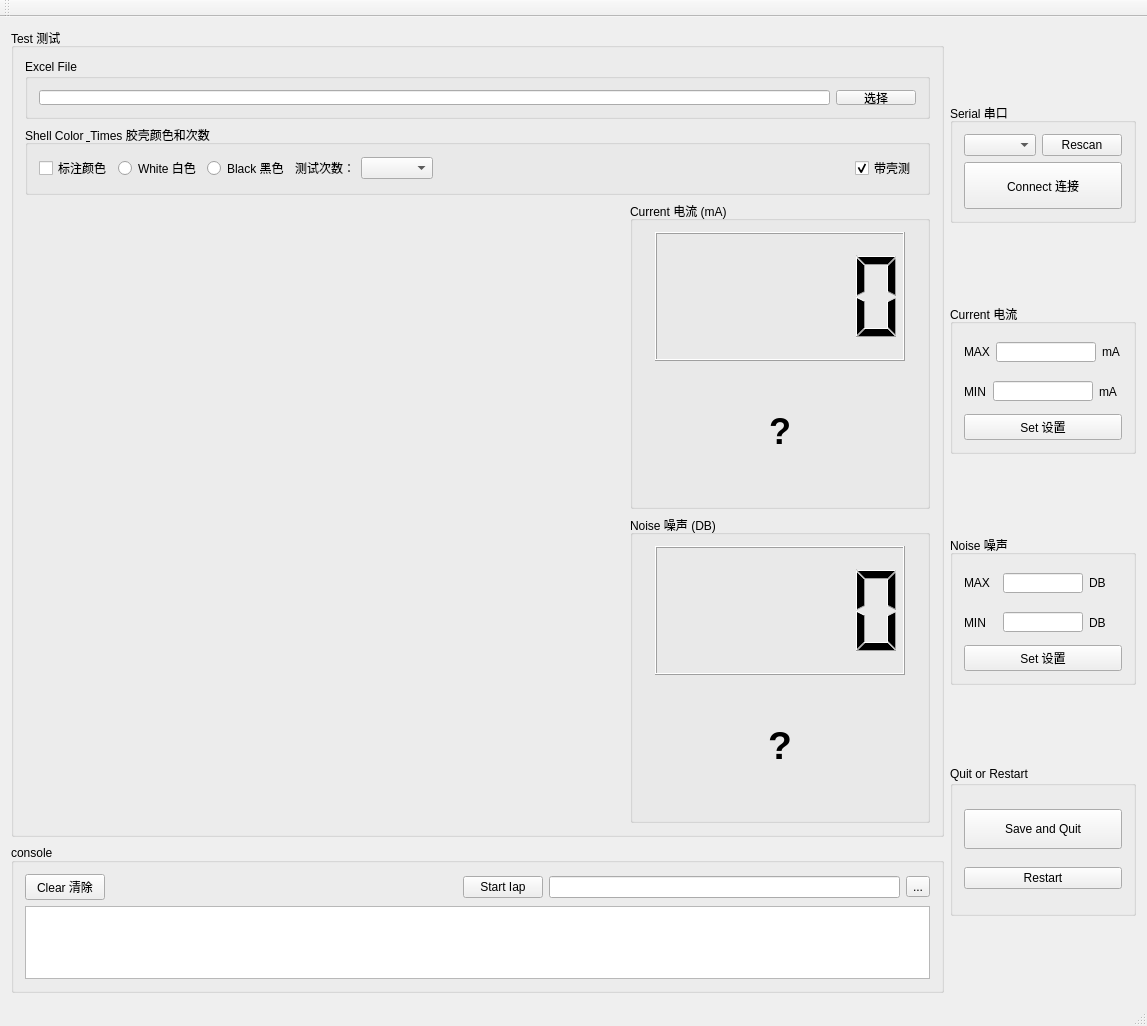
This is mainwindow.ui in RuanJG/desktopApp as Qt 5 draws it before an edit. The edited form follows.
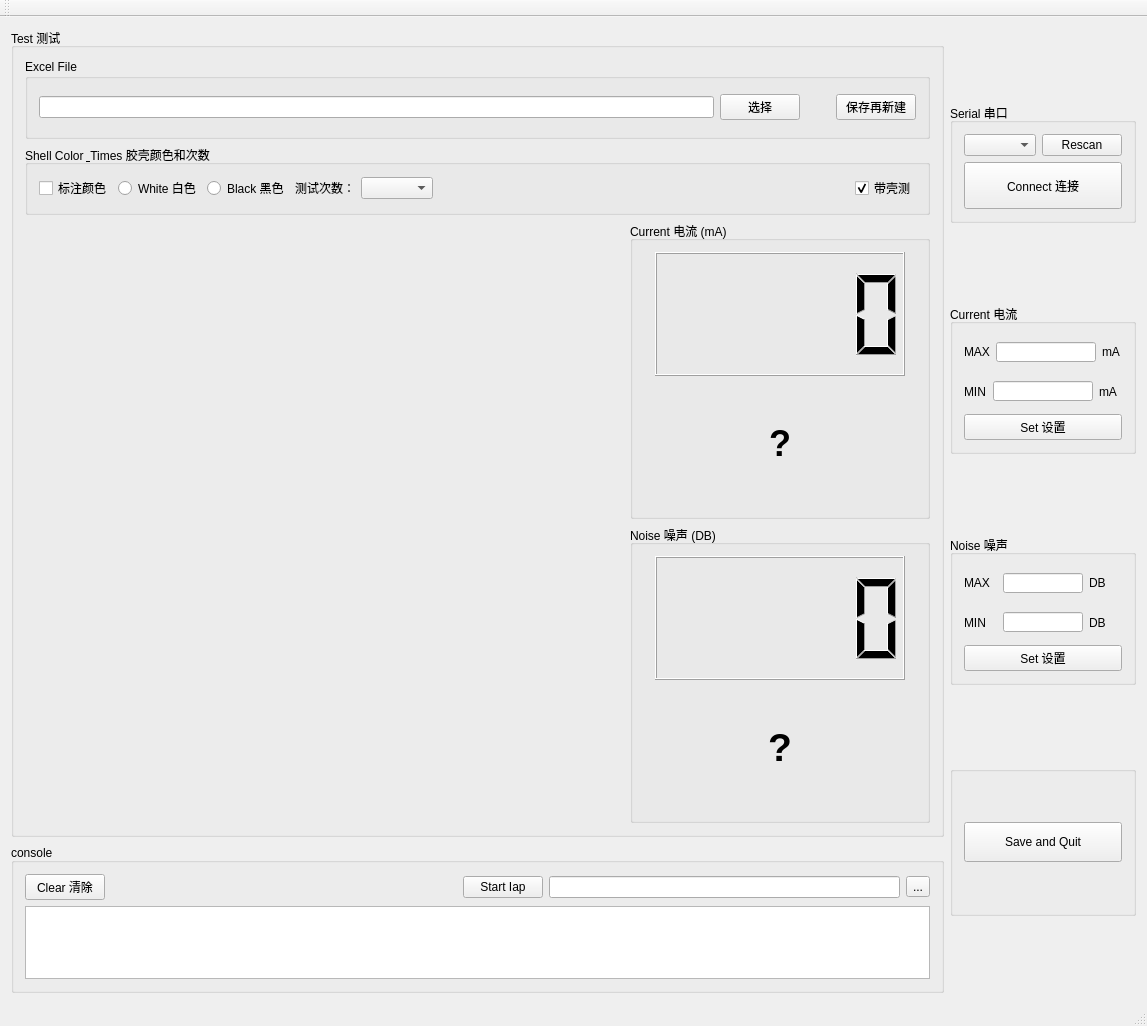
This is the edited form. Custom widgets are drawn as their Qt base class.

```diff
--- a/mainwindow.ui
+++ b/mainwindow.ui
@@ -312,7 +312,7 @@
              <property name="maximumSize">
               <size>
                <width>16777215</width>
-               <height>60</height>
+               <height>80</height>
               </size>
              </property>
              <property name="title">
@@ -320,15 +320,42 @@
              </property>
              <layout class="QGridLayout" name="gridLayout_4">
               <item row="0" column="0">
+               <layout class="QHBoxLayout" name="horizontalLayout_11">
+                <item>
                <widget class="QLineEdit" name="excelFilePathlineEdit"/>
               </item>
-              <item row="0" column="1">
+                <item>
                <widget class="QPushButton" name="excelFileSelectpushButton">
                 <property name="text">
                  <string>选择</string>
                 </property>
                </widget>
               </item>
+                <item>
+                 <spacer name="horizontalSpacer_3">
+                  <property name="orientation">
+                   <enum>Qt::Horizontal</enum>
+                  </property>
+                  <property name="sizeType">
+                   <enum>QSizePolicy::Fixed</enum>
+                  </property>
+                  <property name="sizeHint" stdset="0">
+                   <size>
+                    <width>30</width>
+                    <height>20</height>
+                   </size>
+                  </property>
+                 </spacer>
+                </item>
+                <item>
+                 <widget class="QPushButton" name="restartButton">
+                  <property name="text">
+                   <string>保存再新建</string>
+                  </property>
+                 </widget>
+                </item>
+               </layout>
+              </item>
              </layout>
             </widget>
            </item>
@@ -688,7 +715,7 @@
            </size>
           </property>
           <property name="title">
-           <string>Quit or Restart</string>
+           <string/>
           </property>
           <layout class="QVBoxLayout" name="verticalLayout_3">
            <item>
@@ -710,13 +737,6 @@
              </property>
             </widget>
            </item>
-           <item>
-            <widget class="QPushButton" name="restartButton">
-             <property name="text">
-              <string>Restart</string>
-             </property>
-            </widget>
-           </item>
           </layout>
          </widget>
         </item>
```
Left out of the diff: 2 changed lines with no effect on the pictures. Lines whose indentation alone changed are shown as unchanged.
